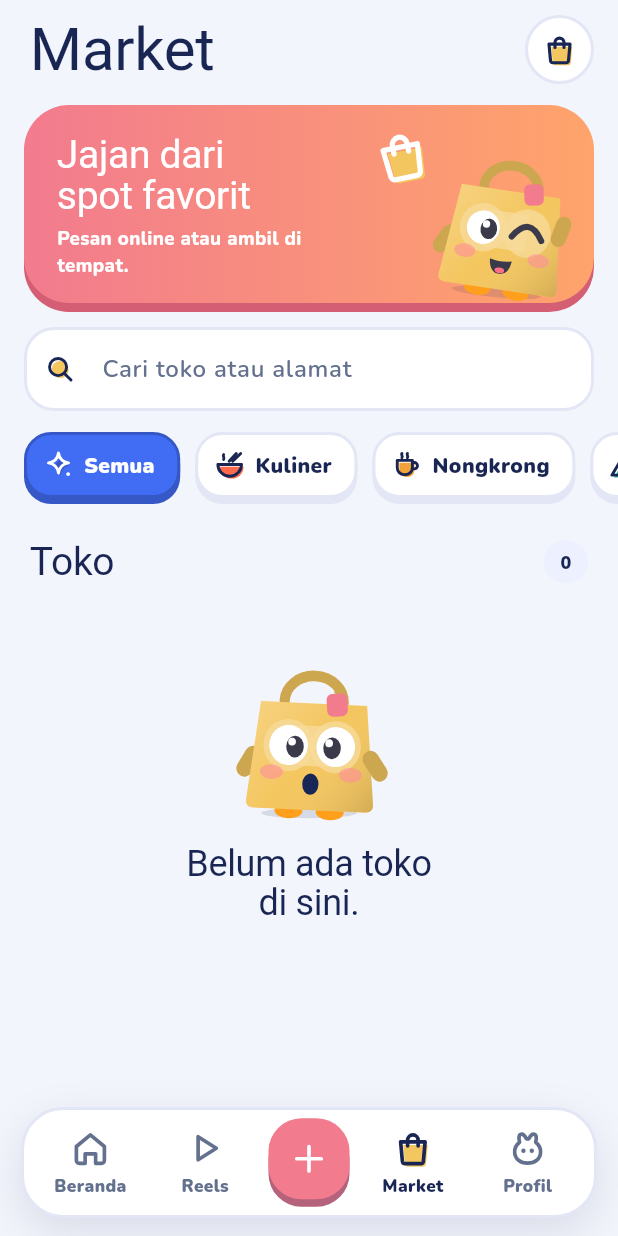
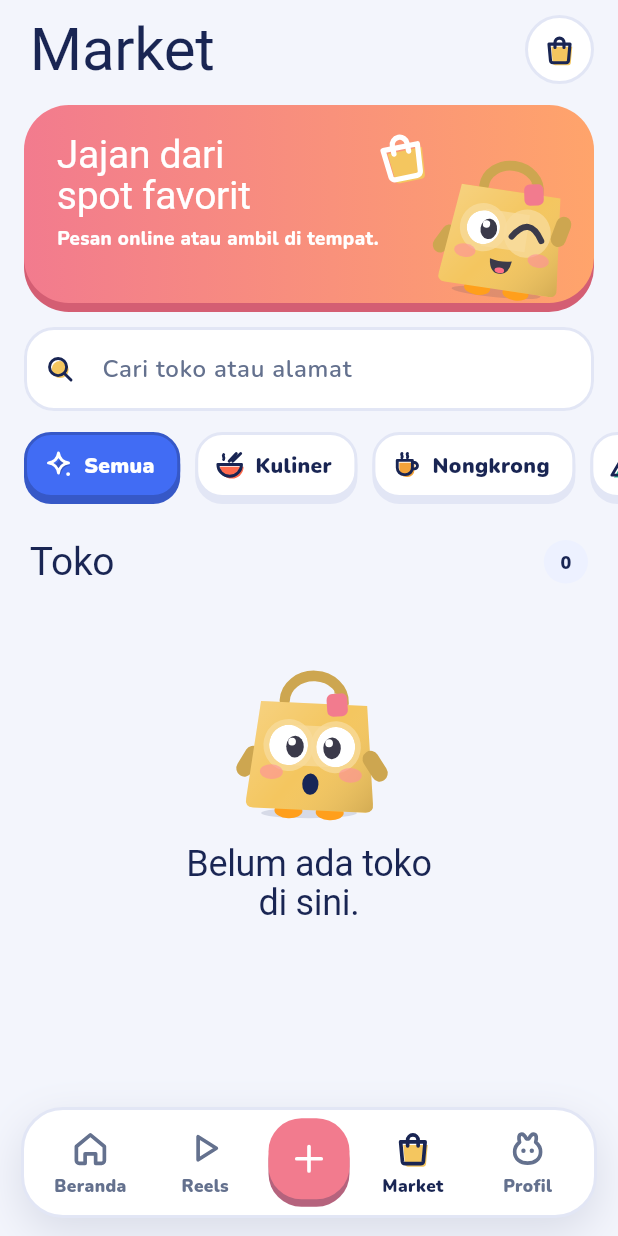
Before and after one commit to MoriMoriMor/Proyek-Final-Moprog, a Flutter app: the SpotsShell screen opened directly with empty values, item 4 of the bottom bar chosen, on a phone screen of 412 x 824 dp. Run offline on Flutter 3.47's test engine with Material 3 defaults, Android fonts, the phone set to English and light mode, and no system bars; our stand-ins replace flutter_map, flutter_svg, geolocator, image_picker, latlong2, share_plus and 3 more; accounts and stored records are empty; network calls fail; Roboto replaces fonts that are missing (Bagel).

Commit message:
market: banner promo ikut tinggi teks, tidak overflow lagi

```diff
--- a/mobile/lib/market_screens.dart
+++ b/mobile/lib/market_screens.dart
@@ -338,7 +338,7 @@ class _MarketTabState extends State<MarketTab> {
   }
 
   Widget _promo() => Container(
-    height: 132,
+    constraints: const BoxConstraints(minHeight: 132),
     width: double.infinity,
     decoration: BoxDecoration(
       borderRadius: BorderRadius.circular(30),
@@ -377,10 +377,10 @@ class _MarketTabState extends State<MarketTab> {
           ),
         ),
         Padding(
-          padding: const EdgeInsets.fromLTRB(22, 20, 150, 18),
+          padding: const EdgeInsets.fromLTRB(22, 20, 132, 20),
           child: Column(
+            mainAxisSize: MainAxisSize.min,
             crossAxisAlignment: CrossAxisAlignment.start,
-            mainAxisAlignment: MainAxisAlignment.center,
             children: [
               Text(
                 'Jajan dari\nspot favorit',
```
